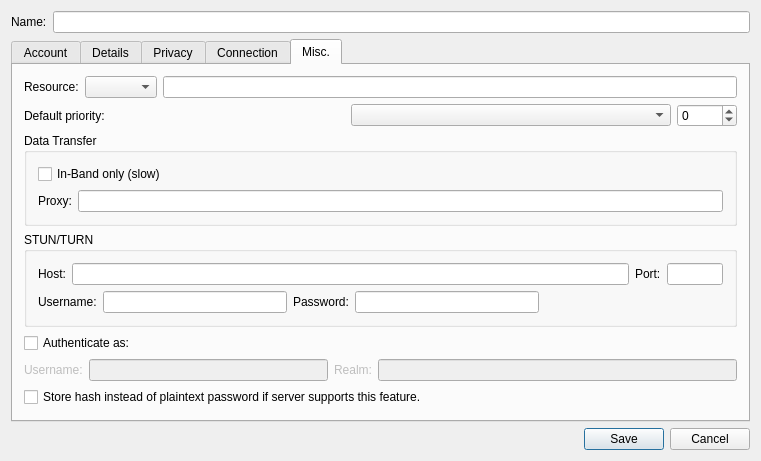
Above: src/accountmodify.ui from psi-im/psi before the change. Below: the same form after it.
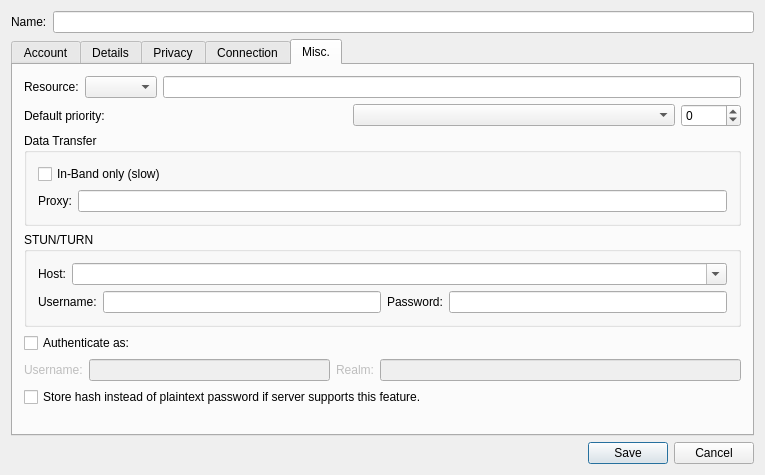
That is the form after the change. The open tabs and pages were chosen to show the change. Custom widgets are drawn as their Qt base class.

Commit message: Combobox with a lot of stun servers (Psi+ patch 1380-psi-stun-hosts-combobox.diff)

```diff
--- a/src/accountmodify.ui
+++ b/src/accountmodify.ui
@@ -6,8 +6,8 @@
    <rect>
     <x>0</x>
     <y>0</y>
-    <width>761</width>
-    <height>455</height>
+    <width>765</width>
+    <height>475</height>
    </rect>
   </property>
   <property name="windowTitle">
@@ -915,28 +915,18 @@
              </widget>
             </item>
             <item>
-             <widget class="QLineEdit" name="le_stunHost"/>
-            </item>
-            <item>
-             <widget class="QLabel" name="lb_stunPort">
-              <property name="text">
-               <string>Port:</string>
+             <widget class="QComboBox" name="cb_stunHost">
+              <property name="sizePolicy">
+               <sizepolicy hsizetype="Expanding" vsizetype="Fixed">
+                <horstretch>0</horstretch>
+                <verstretch>0</verstretch>
+               </sizepolicy>
               </property>
-             </widget>
-            </item>
-            <item>
-             <widget class="QLineEdit" name="le_stunPort">
-              <property name="minimumSize">
-               <size>
-                <width>56</width>
-                <height>0</height>
-               </size>
+              <property name="editable">
+               <bool>true</bool>
               </property>
-              <property name="maximumSize">
-               <size>
-                <width>56</width>
-                <height>16777215</height>
-               </size>
+              <property name="insertPolicy">
+               <enum>QComboBox::NoInsert</enum>
               </property>
              </widget>
             </item>
@@ -972,19 +962,6 @@
               </property>
              </widget>
             </item>
-            <item>
-             <spacer name="horizontalSpacer">
-              <property name="orientation">
-               <enum>Qt::Horizontal</enum>
-              </property>
-              <property name="sizeHint" stdset="0">
-               <size>
-                <width>40</width>
-                <height>20</height>
-               </size>
-              </property>
-             </spacer>
-            </item>
            </layout>
           </item>
          </layout>
```
Left out of the diff: 2 changed lines with no effect on the pictures. The commit also changes 5 other files.
